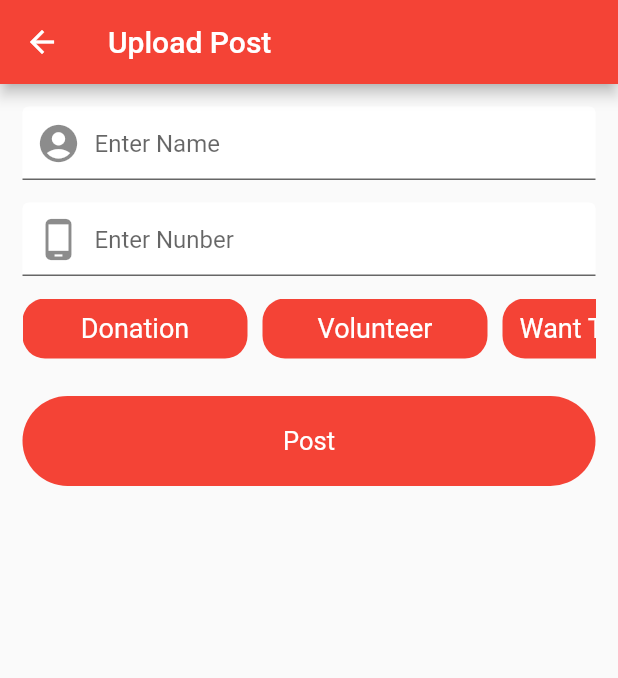
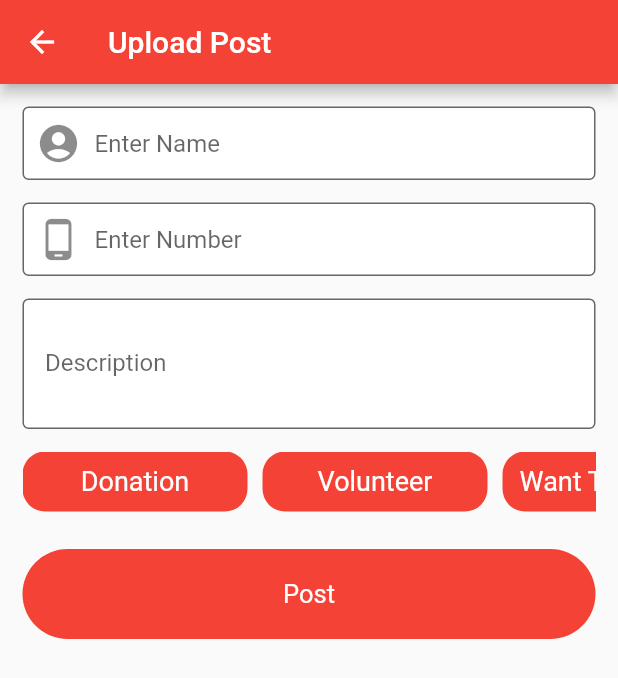
Before and after one commit to Vaibhav-84/Alianz, a Flutter app: the Upload screen opened directly, on a phone screen of 412 x 824 dp. Shown: the top 678 px of the screen. Run offline on Flutter 3.47's test engine with Material 2 defaults, Android fonts, the phone set to English and light mode, and no system bars; our stand-ins replace cloud_firestore, firebase_auth, firebase_core, firebase_database, shared_preferences; accounts and stored records are empty.

Commit message:
Description added

```diff
--- a/lib/views/upload.dart
+++ b/lib/views/upload.dart
@@ -8,7 +8,7 @@ class Upload extends StatefulWidget {
 }
 
 class _UploadState extends State<Upload> {
-  TextEditingController _nameController, _numberController;
+  TextEditingController _nameController, _numberController,_desController;
   String _typeSelected = '';
   DatabaseReference _ref;
   @override
@@ -16,6 +16,7 @@ class _UploadState extends State<Upload> {
     super.initState();
     _nameController = TextEditingController();
     _numberController = TextEditingController();
+    _desController = TextEditingController();
     _ref = FirebaseDatabase.instance.reference().child('Posts');
   }
 
@@ -66,12 +67,14 @@ class _UploadState extends State<Upload> {
                     fillColor: Colors.white,
                     filled: true,
                     contentPadding: EdgeInsets.all(15),
-                  )),
+                    border: OutlineInputBorder(),
+                  ),
+                  ),
               SizedBox(height: 15),
               TextFormField(
                   controller: _numberController,
                   decoration: InputDecoration(
-                    hintText: 'Enter Nunber',
+                    hintText: 'Enter Number',
                     prefixIcon: Icon(
                       Icons.phone_android,
                       size: 30,
@@ -79,7 +82,25 @@ class _UploadState extends State<Upload> {
                     fillColor: Colors.white,
                     filled: true,
                     contentPadding: EdgeInsets.all(15),
-                  )),
+                    border: OutlineInputBorder(),
+                  ),
+                  keyboardType: TextInputType.number,
+                  ),
+              SizedBox(
+                height: 15,
+              ),
+              TextFormField(
+                  controller: _desController,
+                  decoration: InputDecoration(
+                    hintText: 'Detailed Description',
+                    labelText: "Description",
+                    fillColor: Colors.white,
+                    filled: true,
+                    contentPadding: EdgeInsets.all(15),
+                    border: OutlineInputBorder(),
+                  ),
+                  maxLines: 3,
+                  ),
               SizedBox(
                 height: 15,
               ),
@@ -153,10 +174,12 @@ class _UploadState extends State<Upload> {
   void saveContact() {
     String name = _nameController.text;
     String number = _numberController.text;
+    String description = _desController.text;
 
     Map<String, String> contact = {
       'name': name,
       'number': number,
+      'description': description,
       'type': _typeSelected,
     };
 
```
Also changed, not shown: lib/views/feed.dart (+33 -4 lines).
